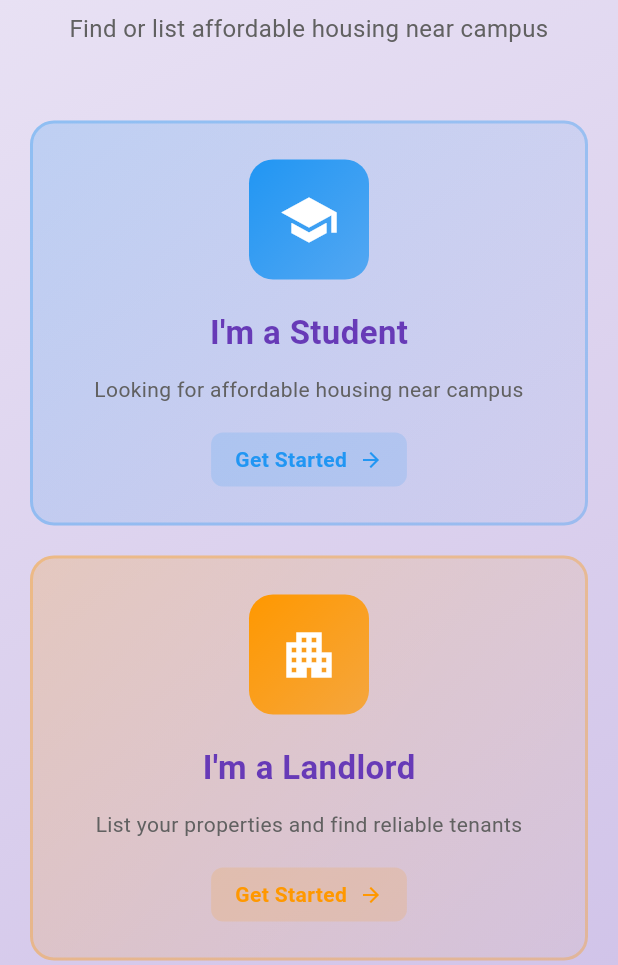
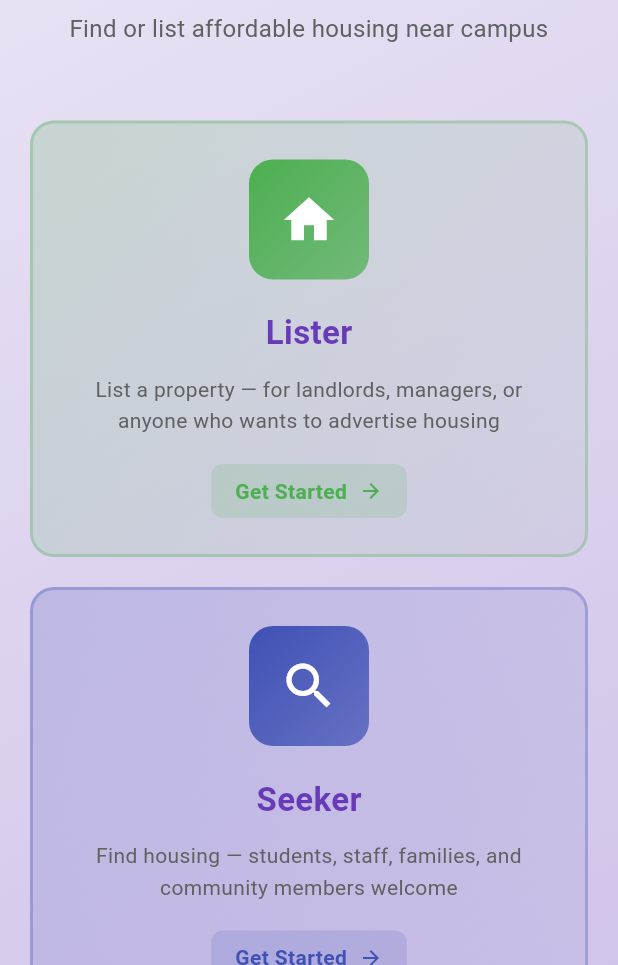
Before and after one commit to jim-maina/Campus_housing, a Flutter app: the screen it shows after launch, scrolled down 224 dp, after a tap on "Get Started", on a phone screen of 412 x 824 dp, the part 271-1236 px from its top. Run offline on Flutter 3.47's test engine with Material 3 defaults, Android fonts, the phone set to English and light mode, and no system bars; network calls fail.

```diff
--- a/lib/screens/landing_page.dart
+++ b/lib/screens/landing_page.dart
@@ -6,17 +6,25 @@ class LandingPage extends StatelessWidget {
 
   @override
   Widget build(BuildContext context) {
+    const String _bgUrl =
+        'https://images.unsplash.com/photo-1560448204-e0b3b6ddf4c9?auto=format&fit=crop&w=1350&q=80';
+    // Precache the background image to reduce blank/flicker on first render.
+    precacheImage(NetworkImage(_bgUrl), context);
+
     return Scaffold(
       body: Container(
+        constraints: const BoxConstraints.expand(),
         decoration: BoxDecoration(
-          gradient: LinearGradient(
-            begin: Alignment.topLeft,
-            end: Alignment.bottomRight,
-            colors: [
-              Colors.deepPurple.shade800,
-              Colors.deepPurple.shade500,
-              Colors.blue.shade400,
-            ],
+          color: Colors.deepPurple.shade800, // fallback while image loads
+          image: DecorationImage(
+            image: AssetImage(
+              'images/double-en-suite-motel-bedroom-shower-comfortable-bed-seating-area-neutral-decor-illuminated-night-130755634.webp',
+            ),
+            fit: BoxFit.cover,
+            colorFilter: ColorFilter.mode(
+              Colors.black.withOpacity(0.45),
+              BlendMode.darken,
+            ),
           ),
         ),
         child: SafeArea(
--- a/lib/screens/role_selector.dart
+++ b/lib/screens/role_selector.dart
@@ -64,12 +64,32 @@ class RoleSelectorPage extends StatelessWidget {
                   ),
                   const SizedBox(height: 50),
 
-                  // Student Card Button
-                  _RoleCard(
-                    icon: Icons.school,
-                    title: 'I\'m a Student',
-                    description: 'Looking for affordable housing near campus',
-                    color: Colors.blue,
+                  // Two vertical blocks: Lister & Seeker
+                  LayoutBuilder(
+                    builder: (context, constraints) {
+                      final isWide = constraints.maxWidth >= 600;
+                      final cardA = _RoleCard(
+                        icon: Icons.home,
+                        title: 'Lister',
+                        description:
+                            'List a property — for landlords, managers, or anyone who wants to advertise housing',
+                        color: Colors.green,
+                        onTap: () {
+                          Navigator.push(
+                            context,
+                            MaterialPageRoute(
+                              builder: (_) => const LandlordSignupPage(),
+                            ),
+                          );
+                        },
+                      );
+
+                      final cardB = _RoleCard(
+                        icon: Icons.search,
+                        title: 'Seeker',
+                        description:
+                            'Find housing — students, staff, families, and community members welcome',
+                        color: Colors.indigo,
                         onTap: () {
                           Navigator.push(
                             context,
@@ -78,23 +98,20 @@ class RoleSelectorPage extends StatelessWidget {
                             ),
                           );
                         },
-                  ),
+                      );
 
-                  const SizedBox(height: 20),
+                      if (isWide) {
+                        return Row(
+                          children: [
+                            Expanded(child: cardA),
+                            const SizedBox(width: 20),
+                            Expanded(child: cardB),
+                          ],
+                        );
+                      }
 
-                  // Landlord Card Button
-                  _RoleCard(
-                    icon: Icons.apartment,
-                    title: 'I\'m a Landlord',
-                    description:
-                        'List your properties and find reliable tenants',
-                    color: Colors.orange,
-                    onTap: () {
-                      Navigator.push(
-                        context,
-                        MaterialPageRoute(
-                          builder: (_) => const LandlordSignupPage(),
-                        ),
+                      return Column(
+                        children: [cardA, const SizedBox(height: 20), cardB],
                       );
                     },
                   ),
--- a/pubspec.yaml
+++ b/pubspec.yaml
@@ -59,9 +59,9 @@ flutter:
   uses-material-design: true
 
   # To add assets to your application, add an assets section, like this:
-  # assets:
-  #   - images/a_dot_burr.jpeg
-  #   - images/a_dot_ham.jpeg
+  assets:
+    - images/double-en-suite-motel-bedroom-shower-comfortable-bed-seating-area-neutral-decor-illuminated-night-130755634.webp
+
 
   # An image asset can refer to one or more resolution-specific "variants", see
   # https://flutter.dev/to/resolution-aware-images
```
Also changed, not shown: images/double-en-suite-motel-bedroom-shower-comfortable-bed-seating-area-neutral-decor-illuminated-night-130755634.webp (added), 1 other file. Lines whose indentation alone changed are shown as unchanged.
